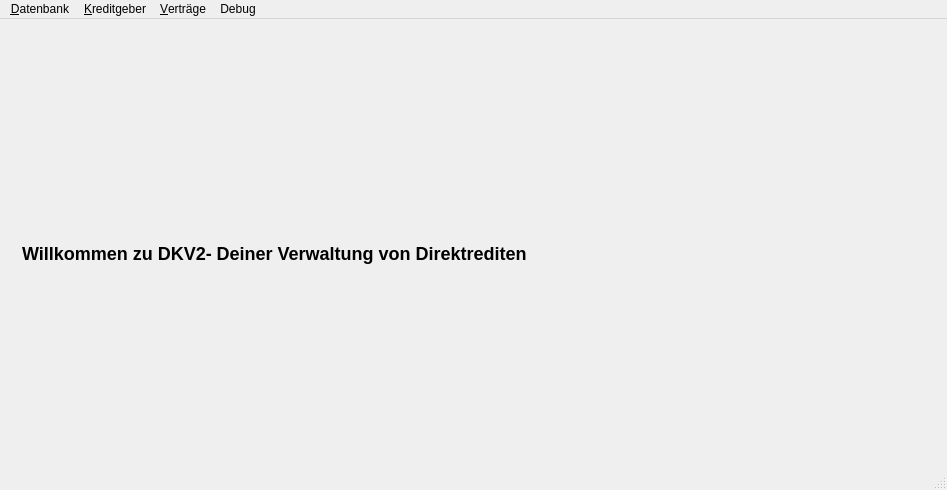
Before: the Qt Designer form DKV2/mainwindow.ui in Schachigel/DKV2, drawn with Qt 5.
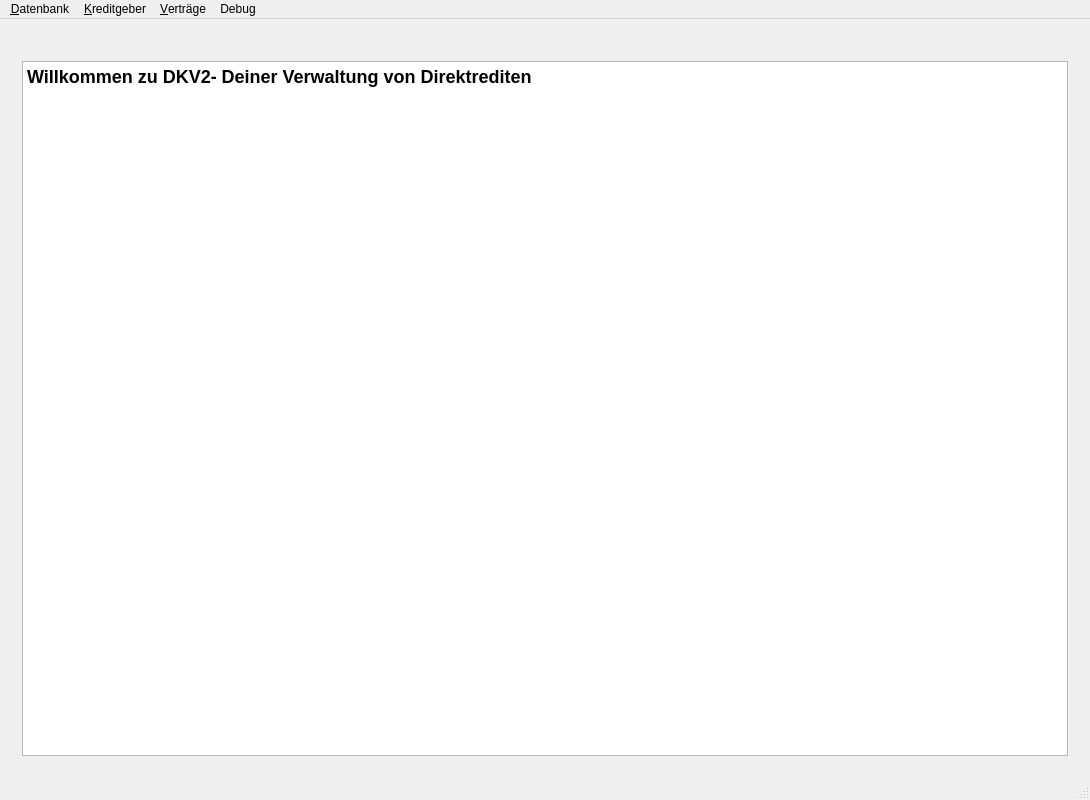
After: the same form once the commit is applied. The open tabs and pages were chosen to show the change. Icons and pictures are not drawn. Custom widgets are drawn as their Qt base class.

Commit message: welcome page scroling

The edit to the form file:
```diff
--- a/DKV2/mainwindow.ui
+++ b/DKV2/mainwindow.ui
@@ -7,8 +7,8 @@
    <rect>
     <x>0</x>
     <y>0</y>
-    <width>947</width>
-    <height>490</height>
+    <width>1090</width>
+    <height>800</height>
    </rect>
   </property>
   <property name="windowTitle">
@@ -31,9 +31,29 @@
       <widget class="QWidget" name="EmptyPage">
        <layout class="QHBoxLayout" name="horizontalLayout_2">
         <item>
-         <widget class="QLabel" name="label">
-          <property name="text">
-           <string>&lt;H2&gt;Willkommen zu DKV2- Deiner Verwaltung von Direktrediten&lt;/H2&gt;</string>
+         <widget class="QTextEdit" name="teWelcome">
+          <property name="sizePolicy">
+           <sizepolicy hsizetype="MinimumExpanding" vsizetype="MinimumExpanding">
+            <horstretch>0</horstretch>
+            <verstretch>0</verstretch>
+           </sizepolicy>
+          </property>
+          <property name="lineWidth">
+           <number>0</number>
+          </property>
+          <property name="sizeAdjustPolicy">
+           <enum>QAbstractScrollArea::AdjustToContents</enum>
+          </property>
+          <property name="readOnly">
+           <bool>true</bool>
+          </property>
+          <property name="html">
+           <string>&lt;!DOCTYPE HTML PUBLIC &quot;-//W3C//DTD HTML 4.0//EN&quot; &quot;http://www.w3.org/TR/REC-html40/strict.dtd&quot;&gt;
+&lt;html&gt;&lt;head&gt;&lt;meta name=&quot;qrichtext&quot; content=&quot;1&quot; /&gt;&lt;style type=&quot;text/css&quot;&gt;
+p, li { white-space: pre-wrap; }
+&lt;/style&gt;&lt;/head&gt;&lt;body style=&quot; font-family:'MS Shell Dlg 2'; font-size:8.25pt; font-weight:400; font-style:normal;&quot;&gt;
+&lt;h2 style=&quot; margin-top:16px; margin-bottom:12px; margin-left:0px; margin-right:0px; -qt-block-indent:0; text-indent:0px;&quot;&gt;&lt;span style=&quot; font-size:x-large; font-weight:600;&quot;&gt;Willkommen zu DKV2- Deiner Verwaltung von Direktrediten&lt;/span&gt;&lt;/h2&gt;
+&lt;h2 style=&quot; margin-top:16px; margin-bottom:12px; margin-left:0px; margin-right:0px; -qt-block-indent:0; text-indent:0px;&quot;&gt;&lt;img src=&quot;:/res/splash.png&quot; /&gt;&lt;/h2&gt;&lt;/body&gt;&lt;/html&gt;</string>
           </property>
          </widget>
         </item>
@@ -626,7 +646,7 @@
     <rect>
      <x>0</x>
      <y>0</y>
-     <width>947</width>
+     <width>1090</width>
      <height>20</height>
     </rect>
    </property>
```
Left out of the diff: 2 changed lines with no effect on the pictures. The commit also changes 1 other file.
